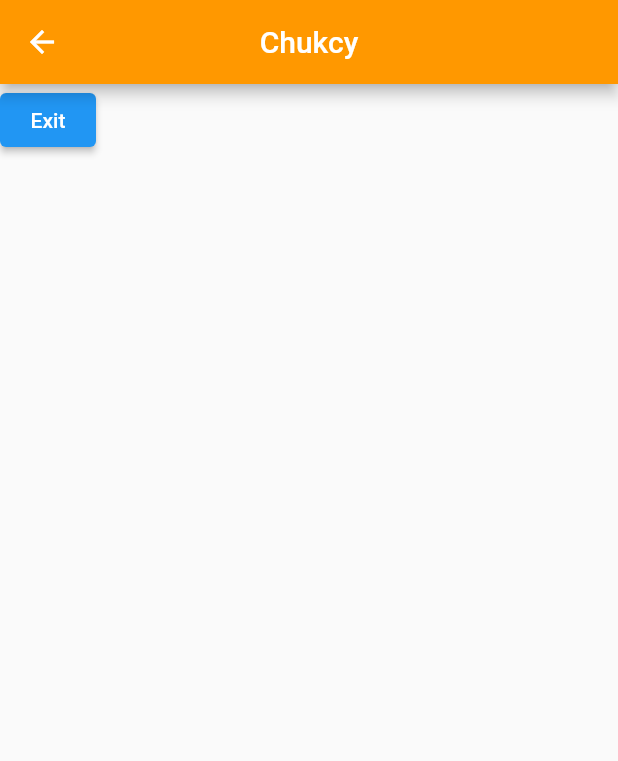
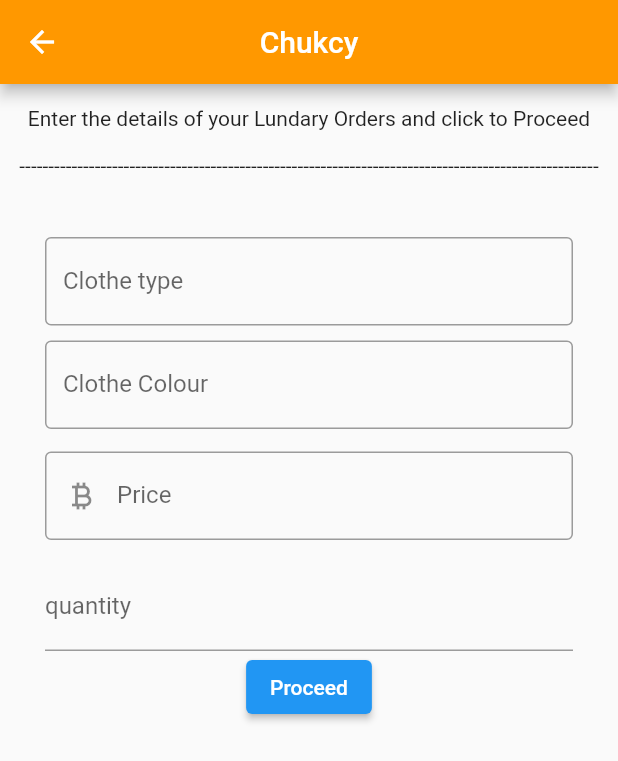
Before and after one commit to Chukcyihub/laundry_app, a Flutter app: the screen it shows after launch, after a tap on "Place Order", on a phone screen of 412 x 824 dp. Shown: the top 761 px of the screen. Run offline on Flutter 3.47's test engine with Material 2 defaults, Android fonts, the phone set to English and light mode, and no system bars.

Commit message:
New form

```diff
--- a/lib/place_order.dart
+++ b/lib/place_order.dart
@@ -19,12 +19,64 @@ class PlaceOrder extends StatelessWidget {
       ),
       body: Column(
         children: [
+          const SizedBox(height: 15),
+          const Text(
+            "Enter the details of your Lundary Orders and click to Proceed",
+          ),
+          const SizedBox(height: 15),
+          const Text(
+              "----------------------------------------------------------------------------------------------------"),
+          const SizedBox(height: 15),
+          const SizedBox(height: 25),
+          const Padding(
+            padding: EdgeInsets.only(left: 30, right: 30),
+            child: TextField(
+              decoration: InputDecoration(
+                border: OutlineInputBorder(),
+                labelText: "Clothe type",
+                hintText: "e.g T- shirt",
+              ),
+            ),
+          ),
+          const SizedBox(
+            height: 10,
+          ),
+          Padding(
+            padding: const EdgeInsets.only(left: 30, right: 30),
+            child: TextFormField(
+              decoration: const InputDecoration(
+                border: OutlineInputBorder(),
+                labelText: "Clothe Colour",
+                hintText: "e.g red or green",
+              ),
+            ),
+          ),
+          const SizedBox(height: 15),
+          Padding(
+            padding: const EdgeInsets.only(left: 30, right: 30),
+            child: TextFormField(
+              decoration: const InputDecoration(
+                prefixIcon: Icon(Icons.currency_bitcoin),
+                border: OutlineInputBorder(),
+                labelText: "Price",
+              ),
+            ),
+          ),
+          const SizedBox(height: 15),
+          const Padding(
+            padding: EdgeInsets.only(left: 30, right: 30),
+            child: TextField(
+              decoration: InputDecoration(
+                labelText: "quantity",
+              ),
+            ),
+          ),
           ElevatedButton(
             onPressed: () {
               Navigator.pop(context);
             },
-            child: const Text("Exit"),
-          )
+            child: const Text("Proceed"),
+          ),
         ],
       ),
     );
```
